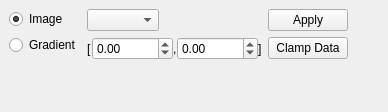
First picture: the form in gui/docks/normdock.ui, repository gerbilvis/gerbil, before the edit.
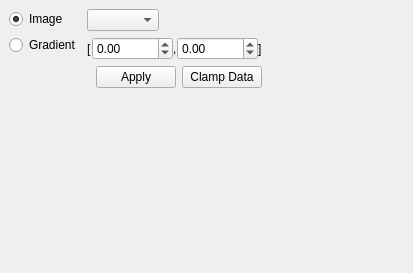
Second picture: the form after the edit.

Commit message: new layout with 2 side panes hack in falsecolormodel to make it work when visible from the beginning (bug)

Patch:
```diff
--- a/gui/docks/normdock.ui
+++ b/gui/docks/normdock.ui
@@ -6,8 +6,8 @@
    <rect>
     <x>0</x>
     <y>0</y>
-    <width>388</width>
-    <height>112</height>
+    <width>413</width>
+    <height>273</height>
    </rect>
   </property>
   <property name="windowTitle">
@@ -58,19 +58,6 @@
       </item>
      </layout>
     </item>
-    <item row="2" column="4">
-     <spacer name="horizontalSpacer_9">
-      <property name="orientation">
-       <enum>Qt::Horizontal</enum>
-      </property>
-      <property name="sizeHint" stdset="0">
-       <size>
-        <width>293</width>
-        <height>20</height>
-       </size>
-      </property>
-     </spacer>
-    </item>
     <item row="1" column="3" rowspan="2">
      <layout class="QGridLayout" name="gridLayout_2">
       <item row="0" column="2">
@@ -100,29 +87,6 @@
         </item>
        </layout>
       </item>
-      <item row="1" column="3">
-       <widget class="QPushButton" name="normClampButton">
-        <property name="enabled">
-         <bool>true</bool>
-        </property>
-        <property name="toolTip">
-         <string>enforce given range</string>
-        </property>
-        <property name="text">
-         <string>Clamp Data</string>
-        </property>
-       </widget>
-      </item>
-      <item row="0" column="3">
-       <widget class="QPushButton" name="normApplyButton">
-        <property name="toolTip">
-         <string>use given range for display</string>
-        </property>
-        <property name="text">
-         <string>Apply</string>
-        </property>
-       </widget>
-      </item>
       <item row="1" column="4">
        <spacer name="horizontalSpacer_7">
         <property name="orientation">
@@ -190,7 +154,7 @@
         </item>
        </layout>
       </item>
-      <item row="2" column="2">
+      <item row="8" column="2">
        <spacer name="verticalSpacer_3">
         <property name="orientation">
          <enum>Qt::Vertical</enum>
@@ -203,6 +167,46 @@
         </property>
        </spacer>
       </item>
+      <item row="4" column="2">
+       <layout class="QHBoxLayout" name="horizontalLayout">
+        <item>
+         <spacer name="horizontalSpacer">
+          <property name="orientation">
+           <enum>Qt::Horizontal</enum>
+          </property>
+          <property name="sizeHint" stdset="0">
+           <size>
+            <width>0</width>
+            <height>0</height>
+           </size>
+          </property>
+         </spacer>
+        </item>
+        <item>
+         <widget class="QPushButton" name="normApplyButton">
+          <property name="toolTip">
+           <string>use given range for display</string>
+          </property>
+          <property name="text">
+           <string>Apply</string>
+          </property>
+         </widget>
+        </item>
+        <item>
+         <widget class="QPushButton" name="normClampButton">
+          <property name="enabled">
+           <bool>true</bool>
+          </property>
+          <property name="toolTip">
+           <string>enforce given range</string>
+          </property>
+          <property name="text">
+           <string>Clamp Data</string>
+          </property>
+         </widget>
+        </item>
+       </layout>
+      </item>
      </layout>
     </item>
    </layout>
```
The commit also changes 9 other files.
